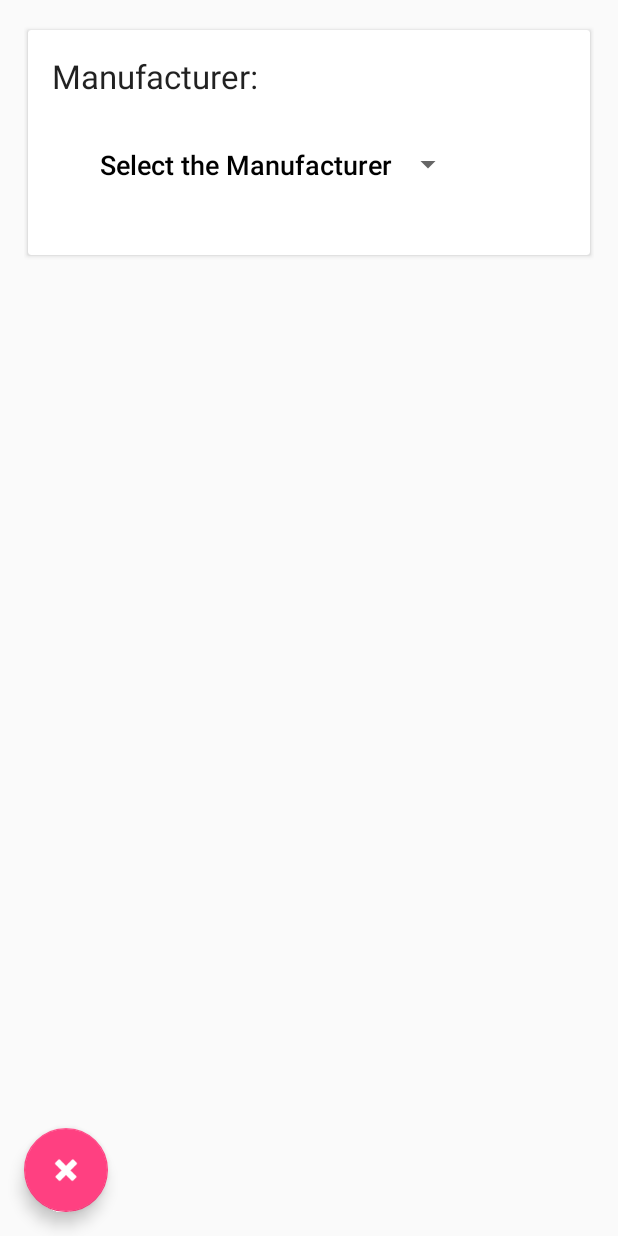
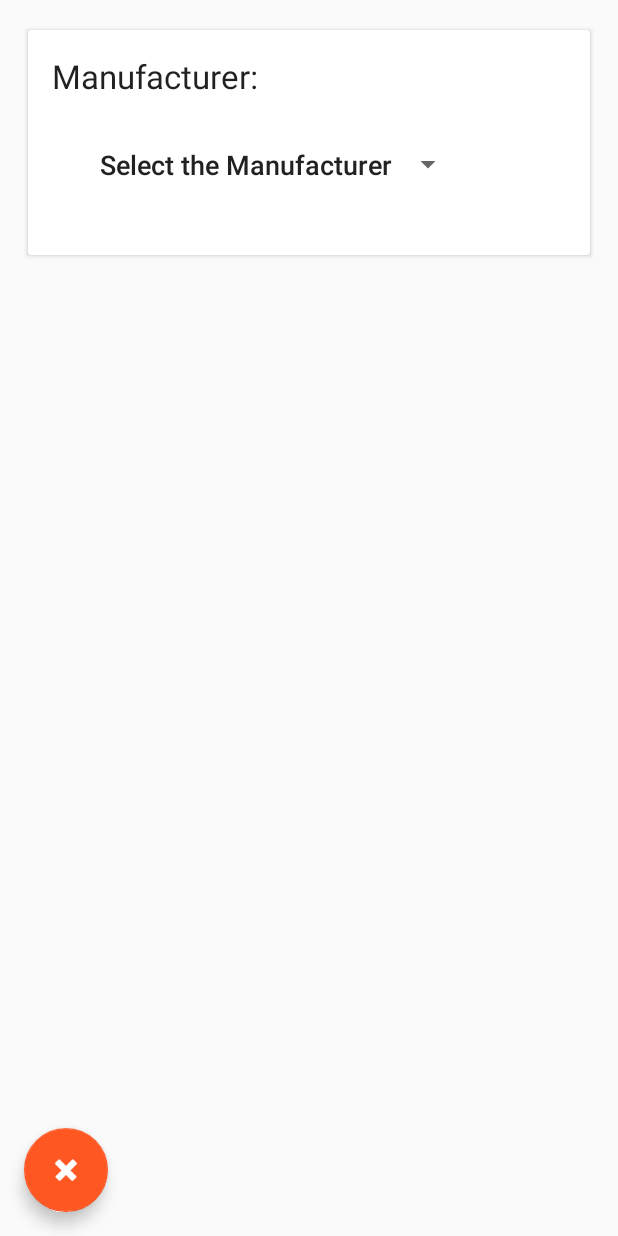
Before and after one commit to aakaashjois/NightPhotoExposureFinder, an Android app: the screen it shows after launch (MainActivity), on a phone screen of 412 x 824 dp. Run offline under Robolectric (Android 15) with nearby library versions, the phone set to English and light mode, and no system bars; 2 statements that could not run were skipped.

Commit message:
Changed app colors.

```diff
--- a/app/src/main/java/biryanistudio/nitefotografr/MainActivity.java
+++ b/app/src/main/java/biryanistudio/nitefotografr/MainActivity.java
@@ -3,6 +3,7 @@ package biryanistudio.nitefotografr;
 import android.os.Bundle;
 import android.support.design.widget.FloatingActionButton;
 import android.support.design.widget.Snackbar;
+import android.support.v4.content.ContextCompat;
 import android.support.v7.app.AppCompatActivity;
 import android.support.v7.widget.CardView;
 import android.view.KeyEvent;
@@ -95,6 +96,7 @@ public class MainActivity extends AppCompatActivity {
         ArrayAdapter<String> adapterManufacturer = new ArrayAdapter<>(getApplicationContext(), R.layout.spinner_item_layout, arrayManufacturer);
         spinnerManufacturer.setAdapter(adapterManufacturer);
         spinnerManufacturer.setEnabled(true);
+        //((TextView)spinnerManufacturer.getChildAt(0)).setTextColor(ContextCompat.getColor(getApplicationContext(), R.color.textPrimary));
         spinnerManufacturer.setOnItemSelectedListener(new AdapterView.OnItemSelectedListener() {
             @Override
             public void onItemSelected(AdapterView<?> parent, View view, int position, long id) {
@@ -105,6 +107,7 @@ public class MainActivity extends AppCompatActivity {
                 } else {
                     spinnerManufacturer.setSelection(position);
                     spinnerManufacturer.setEnabled(false);
+                    //((TextView)spinnerManufacturer.getChildAt(0)).setTextColor(ContextCompat.getColor(getApplicationContext(), R.color.textSecondary));
                     getCropType();
                 }
             }
@@ -118,6 +121,7 @@ public class MainActivity extends AppCompatActivity {
             }
         });
     }
+
 
     private void getCropType() {
         cardSensorType.setVisibility(View.VISIBLE);
@@ -176,6 +180,7 @@ public class MainActivity extends AppCompatActivity {
         ArrayAdapter<String> adapterSensorCrop = new ArrayAdapter<>(getApplicationContext(), R.layout.spinner_item_layout, arraySensorCrop);
         spinnerSensorType.setAdapter(adapterSensorCrop);
         spinnerSensorType.setEnabled(true);
+        ((TextView) spinnerSensorType.getChildAt(0)).setTextColor(ContextCompat.getColor(getApplicationContext(), R.color.textPrimary));
         spinnerSensorType.setOnItemSelectedListener(new AdapterView.OnItemSelectedListener() {
             @Override
             public void onItemSelected(AdapterView<?> parent, View view, int position, long id) {
@@ -183,6 +188,7 @@ public class MainActivity extends AppCompatActivity {
                 sensorTypeValue = Double.parseDouble(arraySensorCrop[position]);
                 spinnerSensorType.setSelection(position);
                 spinnerSensorType.setEnabled(false);
+                ((TextView) spinnerSensorType.getChildAt(0)).setTextColor(ContextCompat.getColor(getApplicationContext(), R.color.textSecondary));
                 getFocalLength();
             }
 
--- a/app/src/main/res/layout/spinner_item_layout.xml
+++ b/app/src/main/res/layout/spinner_item_layout.xml
@@ -3,5 +3,5 @@
           android:layout_width="match_parent"
           android:layout_height="wrap_content"
           android:padding="@dimen/activity_horizontal_margin"
-          android:textColor="@android:color/black"
-          android:textAppearance="@android:style/TextAppearance.DeviceDefault.Medium"/>
+          android:textAppearance="@android:style/TextAppearance.DeviceDefault.Medium"
+          android:textColor="@color/textPrimary"/>
--- a/app/src/main/res/values/colors.xml
+++ b/app/src/main/res/values/colors.xml
@@ -1,6 +1,11 @@
 <?xml version="1.0" encoding="utf-8"?>
 <resources>
-    <color name="colorPrimary">#3F51B5</color>
-    <color name="colorPrimaryDark">#303F9F</color>
-    <color name="colorAccent">#FF4081</color>
+    <color name="colorPrimary">#673AB7</color>
+    <color name="colorPrimaryDark">#512DA8</color>
+    <color name="colorAccent">#FF5722</color>
+    <color name="colorPrimaryLight">#D1C4E9</color>
+    <color name="icons">#FFFFFF</color>
+    <color name="textPrimary">#212121</color>
+    <color name="textSecondary">#727272</color>
+    <color name="divider">#B6B6B6</color>
 </resources>
```
